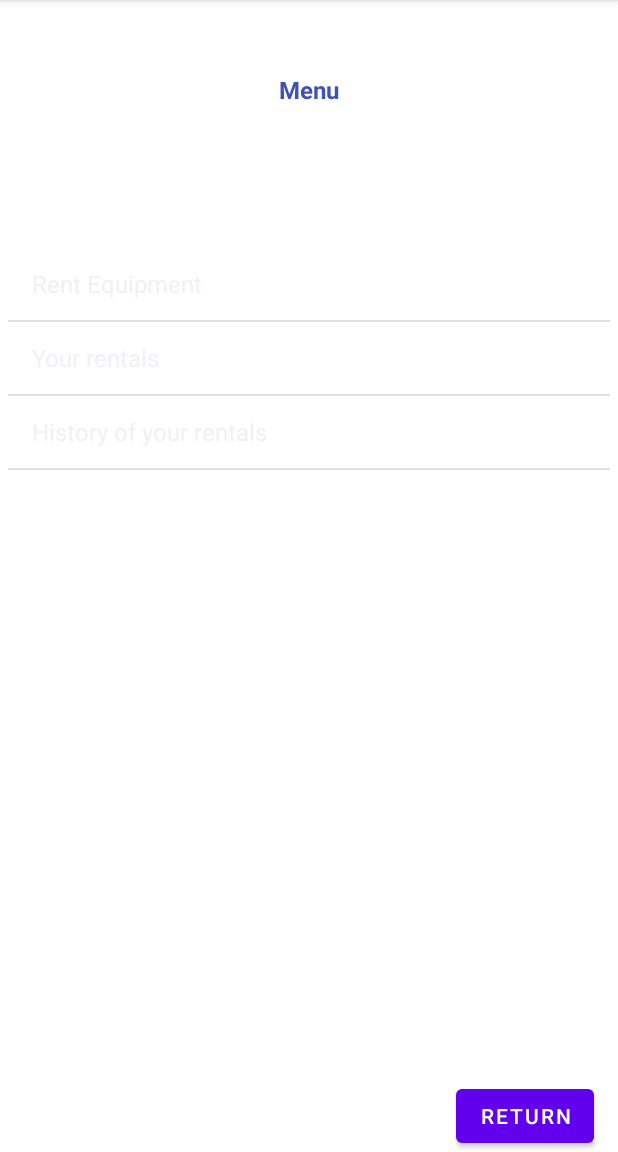
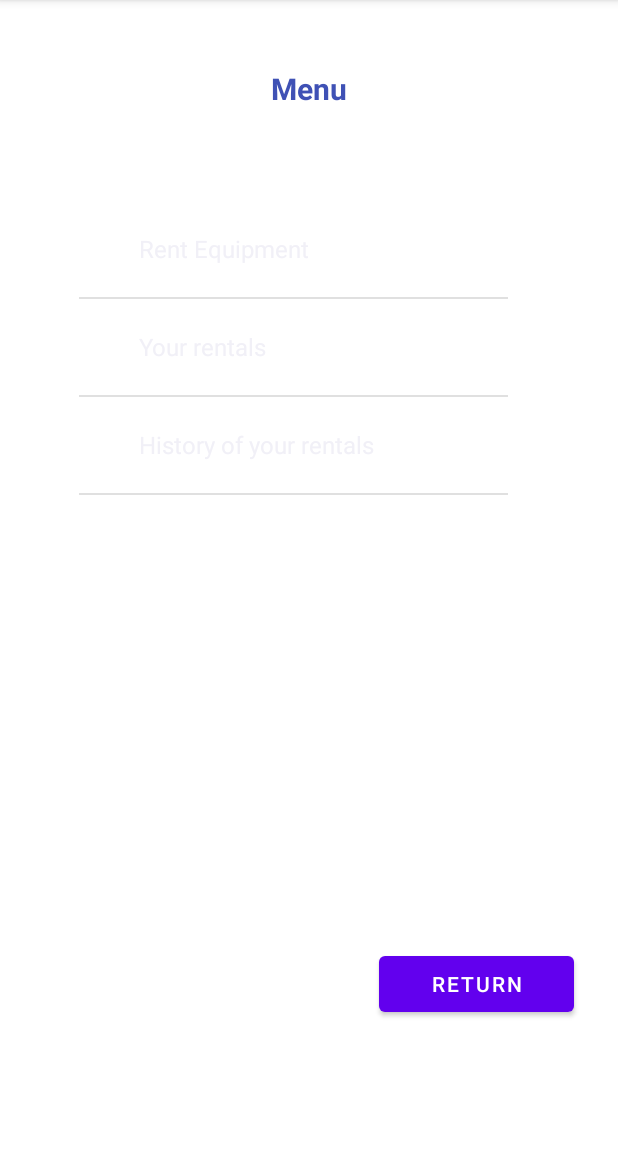
Before and after one commit to JagodaDawidowska/EquipmentRentalApplication, an Android app: the UserRentalsActivity screen opened directly, with no data from a screen before it, after a tap on "RETURN", on a phone screen of 412 x 824 dp, the part 84-1236 px from its top. Run offline under Robolectric (Android 15) with nearby library versions, the phone set to English and light mode, and no system bars; our stand-ins replace Volley; network calls fail.

```diff
--- a/app/src/main/java/com/jdawidowska/equipmentrentalservice/userpackage/HistoryUserRentalsActivity.java
+++ b/app/src/main/java/com/jdawidowska/equipmentrentalservice/userpackage/HistoryUserRentalsActivity.java
@@ -37,7 +37,7 @@ public class HistoryUserRentalsActivity extends AppCompatActivity {
     String maxIp="192.168.0.35";
     String JaIp="192.168.1.04";
     String UserId;
-    private String url = "http://"+maxIp+":8089/api/history/user/DTO/1";
+    private String url = "http://"+JaIp+":8089/api/history/user/DTO/1";
 
     HistoryAdapter historyAdapter;
     ArrayList<UserHistoryResponse> userHistoryResponseList;
--- a/app/src/main/java/com/jdawidowska/equipmentrentalservice/userpackage/MenuUserActivity.java
+++ b/app/src/main/java/com/jdawidowska/equipmentrentalservice/userpackage/MenuUserActivity.java
@@ -25,7 +25,8 @@ public class MenuUserActivity extends AppCompatActivity {
         list.add("Your rentals");
         list.add("History of your rentals");
 
-        ArrayAdapter<String> arrayAdapter = new ArrayAdapter<>(getApplicationContext(), android.R.layout.simple_list_item_1, list);
+        ArrayAdapter<String> arrayAdapter = new ArrayAdapter<>(getApplicationContext(), android.R.layout.simple_expandable_list_item_1, list);
+
         listView.setAdapter(arrayAdapter);
 
         listView.setOnItemClickListener(new AdapterView.OnItemClickListener() {
--- a/app/src/main/java/com/jdawidowska/equipmentrentalservice/userpackage/RentEquipmentActivity.java
+++ b/app/src/main/java/com/jdawidowska/equipmentrentalservice/userpackage/RentEquipmentActivity.java
@@ -36,7 +36,7 @@ public class RentEquipmentActivity extends AppCompatActivity implements RentEqui
     String maxIp="192.168.0.35";
     String JaIp="192.168.1.04";
 
-    private final String url = "http://"+maxIp+":8089/api/inventory";
+    private final String url = "http://"+JaIp+":8089/api/inventory";
     RentEquipmentAdapter adapter;
     Long idUser1 = Long.valueOf(1);
     RentingRequest rentingRequest;
--- a/app/src/main/java/com/jdawidowska/equipmentrentalservice/userpackage/UserRentalsActivity.java
+++ b/app/src/main/java/com/jdawidowska/equipmentrentalservice/userpackage/UserRentalsActivity.java
@@ -20,6 +20,7 @@ import com.android.volley.VolleyError;
 import com.android.volley.toolbox.JsonArrayRequest;
 import com.android.volley.toolbox.JsonObjectRequest;
 import com.android.volley.toolbox.Volley;
+
 import com.jdawidowska.equipmentrentalservice.R;
 import com.jdawidowska.equipmentrentalservice.userpackage.adapters.ReturnUserAdapter;
 import com.jdawidowska.equipmentrentalservice.model.ReturnUserResponse;
@@ -42,17 +43,14 @@ public class UserRentalsActivity extends AppCompatActivity implements ReturnUser
     String maxIp="192.168.0.35";
     String JaIp="192.168.1.04";
 
-    private final String extractUrl="http://"+maxIp+":8089/api/rentedInventory/user/1";
+    private final String extractUrl="http://"+JaIp+":8089/api/rentedInventory/user/1";
 
-    private final String returnUrl="http://"+maxIp+":8089/api/renting/return";
+    private final String returnUrl="http://"+JaIp+":8089/api/renting/return";
     ArrayList <ReturnUserResponse> list;
     @Override
     protected void onCreate(Bundle savedInstanceState) {
         super.onCreate(savedInstanceState);
         setContentView(R.layout.activity_user_rent5);
-
-        Button btnAddFeedBack = findViewById(R.id.btnAddFeedback);
-        //btnAddFeedBack.setOnClickListener(view -> createFeedbackDialog());
 
         Button btnReturn = findViewById(R.id.btnReturnUserRentals);
         btnReturn.setOnClickListener(view -> {
@@ -130,7 +128,6 @@ public class UserRentalsActivity extends AppCompatActivity implements ReturnUser
     @Override
     public void onReturnButton(int position) {
        //? Toast.makeText(getApplicationContext(),"SD", Toast.LENGTH_SHORT);
-        System.out.println("sdsdsdsdsdsdsdsdsd");
         createFeedbackDialog(position);
     }
 
@@ -161,6 +158,5 @@ public class UserRentalsActivity extends AppCompatActivity implements ReturnUser
             }
             );
             queue.add(jsonObjectRequest);
-       // } 192.168.0.35
     }
 }
--- a/app/src/main/res/layout/activity_menu_user.xml
+++ b/app/src/main/res/layout/activity_menu_user.xml
@@ -8,40 +8,45 @@
 
     <TextView
         android:id="@+id/txtMenuUserTitle1"
-        android:layout_width="155dp"
-        android:layout_height="31dp"
-        android:layout_marginTop="44dp"
+        android:layout_width="219dp"
+        android:layout_height="62dp"
+        android:layout_marginTop="28dp"
         android:gravity="center"
         android:text="Menu"
         android:textColor="#3F51B5"
-        android:textSize="16sp"
+        android:textSize="20sp"
         android:textStyle="bold"
         app:layout_constraintEnd_toEndOf="parent"
         app:layout_constraintStart_toStartOf="parent"
-        app:layout_constraintTop_toTopOf="parent"
-        app:layout_constraintVertical_bias="0.033" />
+        app:layout_constraintTop_toTopOf="parent" />
 
     <Button
         android:id="@+id/btnReturnMenuUser"
-        android:layout_width="wrap_content"
-        android:layout_height="wrap_content"
-        android:layout_marginTop="54dp"
+        android:layout_width="130dp"
+        android:layout_height="49dp"
+        android:layout_marginTop="477dp"
+        android:layout_marginEnd="16dp"
+        android:layout_marginBottom="24dp"
         android:text="Return"
+        android:textSize="14sp"
         app:layout_constraintBottom_toBottomOf="parent"
         app:layout_constraintEnd_toEndOf="parent"
         app:layout_constraintHorizontal_bias="0.949"
         app:layout_constraintStart_toStartOf="parent"
-        app:layout_constraintVertical_bias="0.529" />
+        app:layout_constraintTop_toBottomOf="@+id/txtMenuUserTitle1" />
 
     <ListView
         android:id="@+id/listViewMenuUser"
-        android:layout_width="401dp"
-        android:layout_height="504dp"
-        android:layout_marginTop="36dp"
+        android:layout_width="286dp"
+        android:layout_height="387dp"
+        android:layout_marginLeft="20dp"
+        android:layout_marginTop="44dp"
+        android:layout_marginRight="20dp"
         app:layout_constraintBottom_toTopOf="@+id/btnReturnMenuUser"
         app:layout_constraintEnd_toEndOf="parent"
+        app:layout_constraintHorizontal_bias="0.38"
         app:layout_constraintStart_toStartOf="parent"
         app:layout_constraintTop_toBottomOf="@+id/txtMenuUserTitle1"
-        app:layout_constraintVertical_bias="0.514" />
+        app:layout_constraintVertical_bias="0.0" />
 
 </androidx.constraintlayout.widget.ConstraintLayout>
```
Also changed, not shown: app/src/main/res/layout/activity_history_user_rentals.xml (+17 -17 lines), app/src/main/res/layout/activity_rent_equipment.xml (+10 -8 lines), app/src/main/res/layout/activity_user_rent5.xml (+15 -26 lines), app/src/main/res/layout/activity_users.xml (+6 -6 lines), app/src/main/res/layout/recycle_view_user_return_row.xml (+4 -4 lines), app/src/main/res/layout/recycleview_feedback_row.xml (+9 -10 lines), app/src/main/res/layout/recycleview_rented_inventory_row.xml (+8 -8 lines), app/src/main/res/layout/recycleview_users_row.xml (+12 -11 lines), app/src/main/res/layout/user_history_response_by_id_row.xml (+30 -28 lines).
